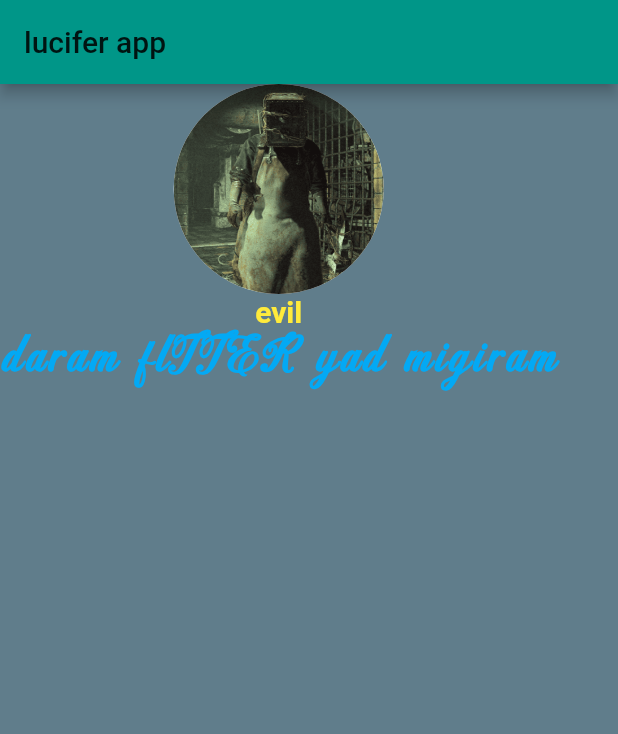
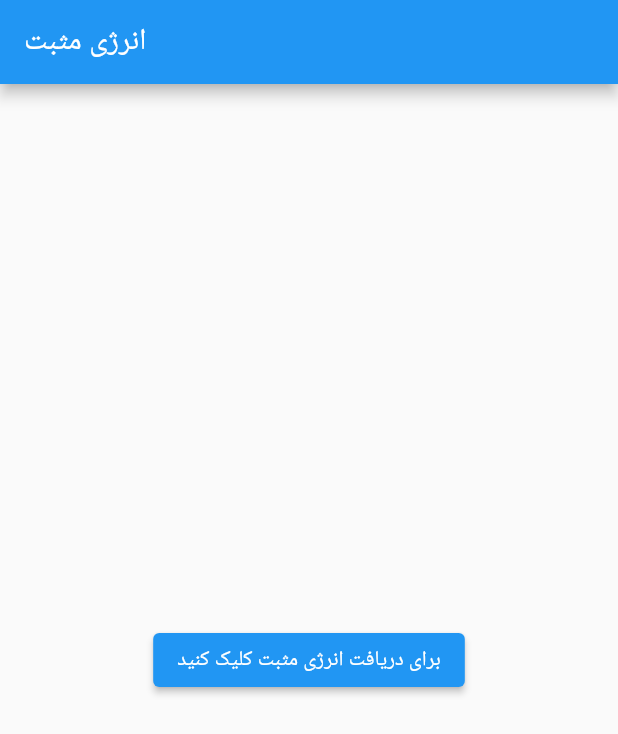
Before and after one commit to lucifer1375/flutter, a Flutter app: the screen it shows after launch, on a phone screen of 412 x 824 dp. Shown: the top 734 px of the screen. Run offline on Flutter 3.47's test engine with Material 2 defaults, Android fonts, the phone set to English and light mode, and no system bars.

```diff
--- a/lib/main.dart
+++ b/lib/main.dart
@@ -1,48 +1,48 @@
-import 'dart:ui';
-
-import 'package:flutter/cupertino.dart';
 import 'package:flutter/material.dart';
 
-void main() => runApp(const LuciferApp());
+void main() => runApp(const SnackBarDemo());
 
-class LuciferApp extends StatelessWidget {
-  const LuciferApp({Key? key}) : super(key: key);
+class SnackBarDemo extends StatelessWidget {
+  const SnackBarDemo({Key? key}) : super(key: key);
 
   @override
   Widget build(BuildContext context) {
     return MaterialApp(
-      debugShowCheckedModeBanner: false,
+      title: 'انرژی مثبت',
       home: Scaffold(
         appBar: AppBar(
-          backgroundColor: Colors.teal,
-          //  bottom: AssetImage("images/dd.jpg"), size check shavad
-          title: const Text("lucifer app",
-              style: TextStyle(color: Colors.black87)),
+          title: const Text('انرژی مثبت'),
         ),
-        backgroundColor: Colors.blueGrey[500],
-        body: SafeArea(
-          child: Column(
-            crossAxisAlignment: CrossAxisAlignment.center,
+        body: const SnackBarPage(),
+      ),
+  debugShowCheckedModeBanner: false,
+    );
+  }
+}
 
-            children: [
-              const CircleAvatar(
-                backgroundColor: Colors.white,
-                radius: 70.0,
-                backgroundImage: AssetImage('images/dd.jpg'),
-              ),
-              Text(
-                "evil",
-                style: TextStyle(color: Colors.yellow, fontSize: 20.0,
+class SnackBarPage extends StatelessWidget {
+  const SnackBarPage({Key? key}) : super(key: key);
 
-                fontFamily: 'Bsari',
-                  fontWeight: FontWeight.w700
-                ),
-              ),
-              Text("daram flTTER yad migiram",style: TextStyle(fontSize:30.0,color: Colors.lightBlue,fontFamily:'alis',fontWeight:FontWeight.bold,letterSpacing: 2.5),)
+  @override
+  Widget build(BuildContext context) {
+    return Center(
+      child: ElevatedButton(
+        onPressed: () {
+          final snackBar = SnackBar(
+            content: const Text('🖕🖕🖕🖕🖕🖕🖕🖕🖕🖕🖕🖕🖕🖕🖕🖕🖕🖕🖕🖕🖕🖕🖕🖕🖕🖕🖕🖕🖕🖕🖕🖕🖕🖕🖕🖕🖕🖕🖕🖕🖕🖕🖕🖕🖕🖕🖕🖕🖕🖕🖕🖕🖕🖕🖕🖕 به تو محسن'),
+            action: SnackBarAction(
+              label: 'Undo',
+              onPressed: () {
+                // Some code to undo the change.
+              },
+            ),
+          );
 
-            ],
-          ),
-        ),
+          // Find the ScaffoldMessenger in the widget tree
+          // and use it to show a SnackBar.
+          ScaffoldMessenger.of(context).showSnackBar(snackBar);
+        },
+        child: const Text('برای دریافت انرژی مثبت کلیک کنید'),
       ),
     );
   }
```
